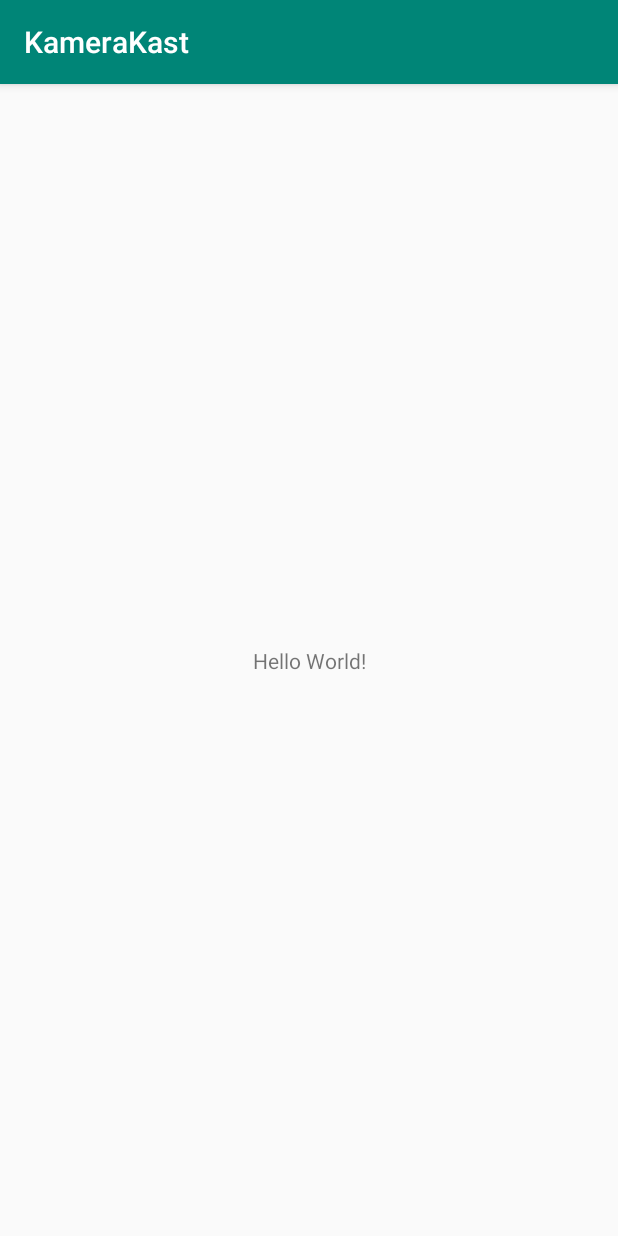
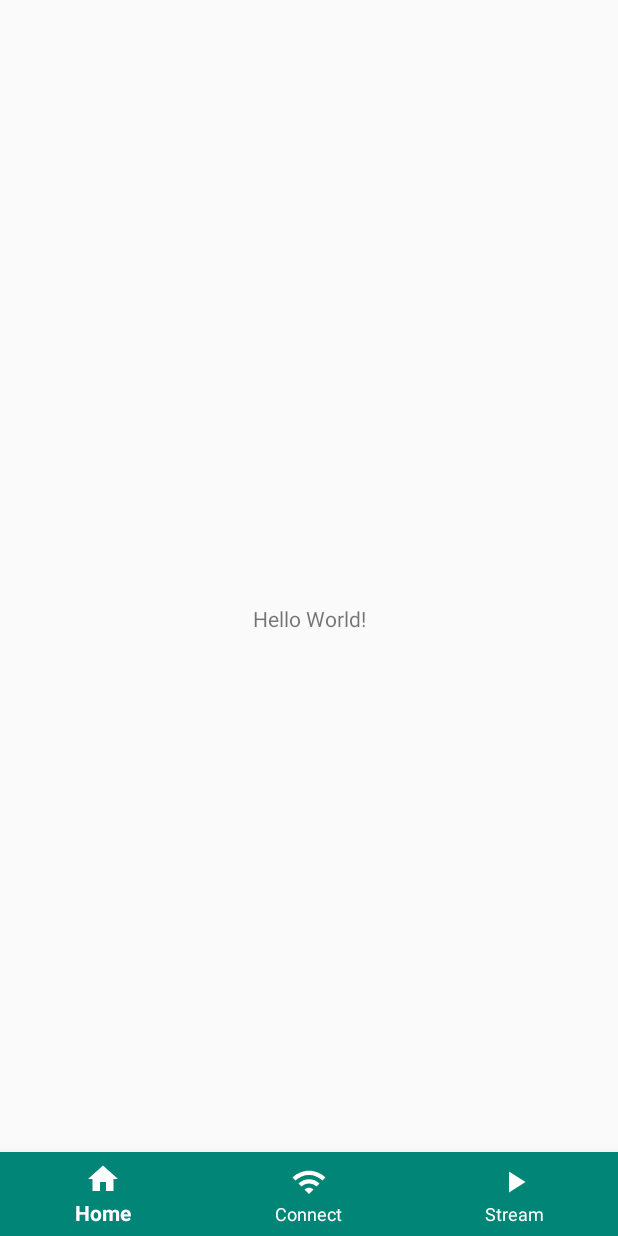
Before and after one commit to iclaude3/KameraKast, an Android app: the screen it shows after launch (MainActivity), on a phone screen of 412 x 824 dp. Run offline under Robolectric (Android 15) with nearby library versions, the phone set to English and light mode, and no system bars.

Commit message:
Added Bottom Navigation

```diff
--- a/app/src/main/AndroidManifest.xml
+++ b/app/src/main/AndroidManifest.xml
@@ -1,6 +1,7 @@
 <?xml version="1.0" encoding="utf-8"?>
 <manifest xmlns:android="http://schemas.android.com/apk/res/android"
     package="com.io.kamerakast">
+    <uses-permission android:name="android.permission.INTERNET" />
 
     <application
         android:allowBackup="true"
--- /dev/null
+++ b/app/src/main/res/drawable/ic_home_black_24dp.xml
@@ -0,0 +1,9 @@
+<vector xmlns:android="http://schemas.android.com/apk/res/android"
+        android:width="24dp"
+        android:height="24dp"
+        android:viewportWidth="24.0"
+        android:viewportHeight="24.0">
+    <path
+        android:fillColor="#FF000000"
+        android:pathData="M10,20v-6h4v6h5v-8h3L12,3 2,12h3v8z"/>
+</vector>
--- /dev/null
+++ b/app/src/main/res/drawable/ic_play_arrow_black_24dp.xml
@@ -0,0 +1,9 @@
+<vector xmlns:android="http://schemas.android.com/apk/res/android"
+        android:width="24dp"
+        android:height="24dp"
+        android:viewportWidth="24.0"
+        android:viewportHeight="24.0">
+    <path
+        android:fillColor="#FF000000"
+        android:pathData="M8,5v14l11,-7z"/>
+</vector>
--- /dev/null
+++ b/app/src/main/res/drawable/ic_wifi_black_24dp.xml
@@ -0,0 +1,9 @@
+<vector xmlns:android="http://schemas.android.com/apk/res/android"
+        android:width="24dp"
+        android:height="24dp"
+        android:viewportWidth="24.0"
+        android:viewportHeight="24.0">
+    <path
+        android:fillColor="#FF000000"
+        android:pathData="M1,9l2,2c4.97,-4.97 13.03,-4.97 18,0l2,-2C16.93,2.93 7.08,2.93 1,9zM9,17l3,3 3,-3c-1.65,-1.66 -4.34,-1.66 -6,0zM5,13l2,2c2.76,-2.76 7.24,-2.76 10,0l2,-2C15.14,9.14 8.87,9.14 5,13z"/>
+</vector>
--- a/app/src/main/res/layout/activity_main.xml
+++ b/app/src/main/res/layout/activity_main.xml
@@ -1,5 +1,5 @@
 <?xml version="1.0" encoding="utf-8"?>
-<android.support.constraint.ConstraintLayout xmlns:android="http://schemas.android.com/apk/res/android"
+<androidx.constraintlayout.widget.ConstraintLayout xmlns:android="http://schemas.android.com/apk/res/android"
     xmlns:app="http://schemas.android.com/apk/res-auto"
     xmlns:tools="http://schemas.android.com/tools"
     android:layout_width="match_parent"
@@ -15,4 +15,15 @@
         app:layout_constraintRight_toRightOf="parent"
         app:layout_constraintTop_toTopOf="parent" />
 
-</android.support.constraint.ConstraintLayout>
+    <com.google.android.material.bottomnavigation.BottomNavigationView
+        android:id="@+id/bottomNavigation"
+        android:layout_width="match_parent"
+        android:layout_height="wrap_content"
+        android:layout_gravity="bottom"
+        android:background="@color/colorPrimary"
+        app:itemIconTint="@color/white"
+        app:itemTextColor="@color/white"
+        app:layout_constraintBottom_toBottomOf="parent"
+        app:menu="@menu/menu_bottom_navigation" />
+
+</androidx.constraintlayout.widget.ConstraintLayout>
--- /dev/null
+++ b/app/src/main/res/menu/menu_bottom_navigation.xml
@@ -0,0 +1,20 @@
+<?xml version="1.0" encoding="utf-8"?>
+<menu xmlns:app="http://schemas.android.com/apk/res-auto"
+    xmlns:android="http://schemas.android.com/apk/res/android">
+
+    <item
+        android:id="@+id/action_home"
+        android:icon="@drawable/ic_home_black_24dp"
+        android:title="Home"
+        app:showAsAction="ifRoom" />
+    <item
+        android:id="@+id/action_connect"
+        android:icon="@drawable/ic_wifi_black_24dp"
+        android:title="Connect"
+        app:showAsAction="always" />
+    <item
+        android:id="@+id/action_stream"
+        android:icon="@drawable/ic_play_arrow_black_24dp"
+        android:title="Stream"
+        app:showAsAction="always" />
+</menu>
--- a/app/src/main/res/values/colors.xml
+++ b/app/src/main/res/values/colors.xml
@@ -3,4 +3,6 @@
     <color name="colorPrimary">#008577</color>
     <color name="colorPrimaryDark">#00574B</color>
     <color name="colorAccent">#D81B60</color>
+    <color name="white">#FFFFFF</color>
+
 </resources>
--- a/app/src/main/res/values/styles.xml
+++ b/app/src/main/res/values/styles.xml
@@ -2,6 +2,8 @@
 
     <!-- Base application theme. -->
     <style name="AppTheme" parent="Theme.AppCompat.Light.DarkActionBar">
+        <item name="windowActionBar">false</item>
+        <item name="windowNoTitle">true</item>
         <!-- Customize your theme here. -->
         <item name="colorPrimary">@color/colorPrimary</item>
         <item name="colorPrimaryDark">@color/colorPrimaryDark</item>
--- a/build.gradle
+++ b/build.gradle
@@ -4,7 +4,7 @@ buildscript {
     repositories {
         google()
         jcenter()
-
+        maven { url "https://jitpack.io" }
     }
     dependencies {
         classpath 'com.android.tools.build:gradle:3.4.0'
@@ -18,7 +18,7 @@ allprojects {
     repositories {
         google()
         jcenter()
-
+        maven { url "https://jitpack.io" }
     }
 }
 
--- a/gradle.properties
+++ b/gradle.properties
@@ -6,6 +6,8 @@
 # http://www.gradle.org/docs/current/userguide/build_environment.html
 # Specifies the JVM arguments used for the daemon process.
 # The setting is particularly useful for tweaking memory settings.
+android.enableJetifier=true
+android.useAndroidX=true
 org.gradle.jvmargs=-Xmx1536m
 # When configured, Gradle will run in incubating parallel mode.
 # This option should only be used with decoupled projects. More details, visit
```
Also changed, not shown: app/build.gradle (+8 -5 lines), app/src/main/java/com/io/kamerakast/MainActivity.java (+29 -1 lines), 1 other file.
